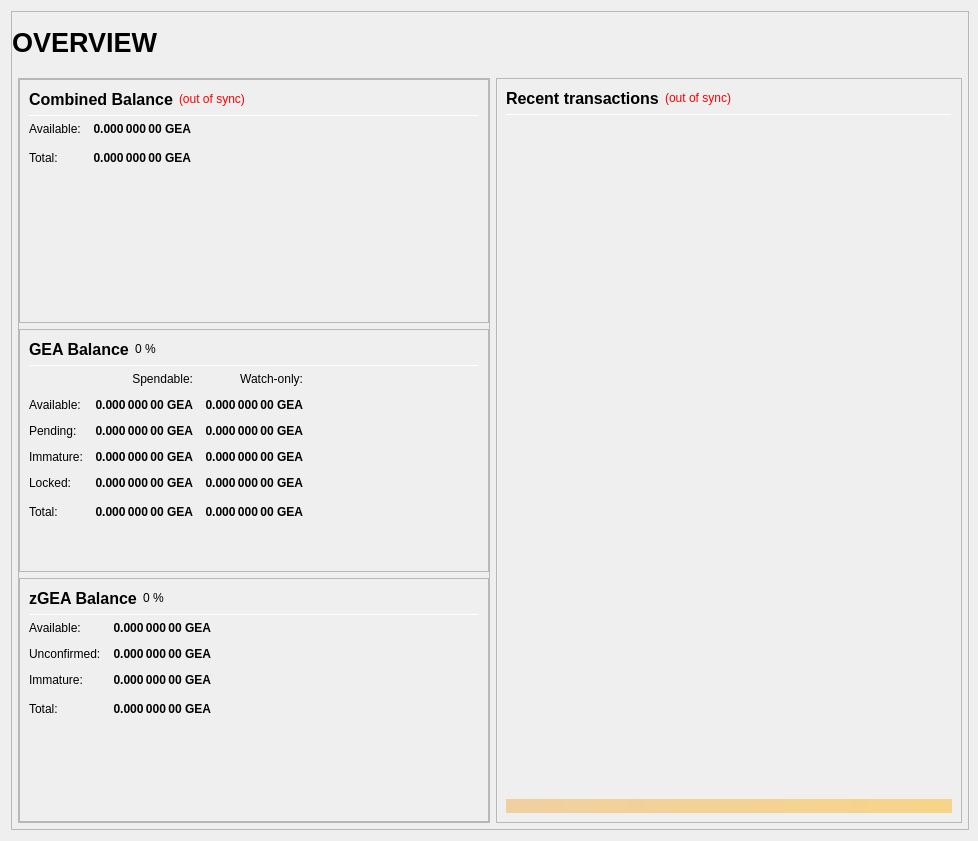
Old version of the form src/qt/forms/overviewpage.ui in the repository ygtars/geacoin.
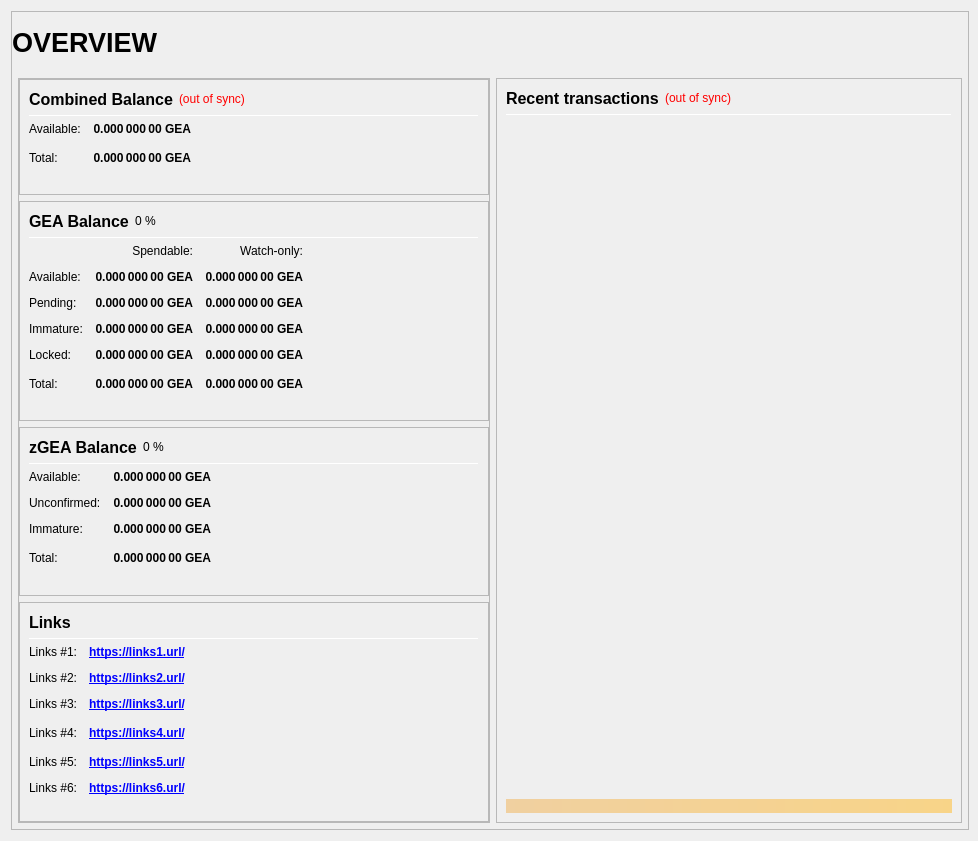
New version of the form.

Patch:
```diff
--- a/src/qt/forms/overviewpage.ui
+++ b/src/qt/forms/overviewpage.ui
@@ -200,7 +200,7 @@
                  <property name="frameShadow">
                   <enum>QFrame::Raised</enum>
                  </property>
-                 <layout class="QVBoxLayout" name="verticalLayout" stretch="0,0,0">
+                 <layout class="QVBoxLayout" name="verticalLayout" stretch="0,0,0,0">
                   <property name="leftMargin">
                    <number>0</number>
                   </property>
@@ -1061,6 +1061,266 @@
                     </layout>
                    </widget>
                   </item>
+                  <item>
+                   <widget class="QFrame" name="frame_Links">
+                    <property name="frameShape">
+                     <enum>QFrame::StyledPanel</enum>
+                    </property>
+                    <property name="frameShadow">
+                     <enum>QFrame::Raised</enum>
+                    </property>
+                    <layout class="QVBoxLayout" name="verticalLayout_Links">
+                     <item>
+                      <layout class="QHBoxLayout" name="horizontalLayout_Links_1" stretch="0,0">
+                       <item>
+                        <widget class="QLabel" name="label_Links_title">
+                         <property name="minimumSize">
+                          <size>
+                           <width>0</width>
+                           <height>20</height>
+                          </size>
+                         </property>
+                         <property name="font">
+                          <font>
+                           <pointsize>12</pointsize>
+                           <weight>75</weight>
+                           <bold>true</bold>
+                          </font>
+                         </property>
+                         <property name="text">
+                          <string>Links</string>
+                         </property>
+                        </widget>
+                       </item>
+                       <item>
+                        <spacer name="horizontalSpacer_Links_1">
+                         <property name="orientation">
+                          <enum>Qt::Horizontal</enum>
+                         </property>
+                         <property name="sizeHint" stdset="0">
+                          <size>
+                           <width>40</width>
+                           <height>20</height>
+                          </size>
+                         </property>
+                        </spacer>
+                       </item>
+                      </layout>
+                     </item>
+                     <item>
+                      <widget class="Line" name="line_Links">
+                       <property name="minimumSize">
+                        <size>
+                         <width>0</width>
+                         <height>1</height>
+                        </size>
+                       </property>
+                       <property name="maximumSize">
+                        <size>
+                         <width>16777215</width>
+                         <height>1</height>
+                        </size>
+                       </property>
+                       <property name="orientation">
+                        <enum>Qt::Horizontal</enum>
+                       </property>
+                      </widget>
+                     </item>
+                     <item>
+                      <layout class="QGridLayout" name="gridLayout_Links">
+                       <property name="spacing">
+                        <number>12</number>
+                       </property>
+                       <item row="1" column="0">
+                        <widget class="QLabel" name="labelLinks1">
+                         <property name="text">
+                          <string>Links #1:</string>
+                         </property>
+                        </widget>
+                       </item>
+                       <item row="1" column="1">
+                        <widget class="QLabel" name="labelLinksUrl1">
+                         <property name="font">
+                          <font>
+                           <weight>75</weight>
+                           <bold>true</bold>
+                          </font>
+                         </property>
+                         <property name="text">
+                          <string notr="true">&lt;a href=&quot;https://links1.url/&quot;&gt;https://links1.url/&lt;/a&gt;</string>
+                         </property>
+                         <property name="textFormat">
+                          <enum>Qt::RichText</enum>
+                         </property>
+                         <property name="alignment">
+                          <set>Qt::AlignLeading|Qt::AlignLeft|Qt::AlignVCenter</set>
+                         </property>
+                         <property name="openExternalLinks">
+                          <bool>true</bool>
+                         </property>
+                        </widget>
+                       </item>
+                       <item row="2" column="0">
+                        <widget class="QLabel" name="labelLinks2">
+                         <property name="text">
+                          <string>Links #2:</string>
+                         </property>
+                        </widget>
+                       </item>
+                       <item row="2" column="1">
+                        <widget class="QLabel" name="labelLinksUrl2">
+                         <property name="font">
+                          <font>
+                           <weight>75</weight>
+                           <bold>true</bold>
+                          </font>
+                         </property>
+                         <property name="text">
+                          <string notr="true">&lt;a href=&quot;https://links2.url/&quot;&gt;https://links2.url/&lt;/a&gt;</string>
+                         </property>
+                         <property name="alignment">
+                          <set>Qt::AlignLeading|Qt::AlignLeft|Qt::AlignVCenter</set>
+                         </property>
+                         <property name="openExternalLinks">
+                          <bool>true</bool>
+                         </property>
+                        </widget>
+                       </item>
+                       <item row="3" column="0">
+                        <widget class="QLabel" name="labelLinks3">
+                         <property name="text">
+                          <string>Links #3:</string>
+                         </property>
+                        </widget>
+                       </item>
+                       <item row="3" column="1">
+                        <widget class="QLabel" name="labelLinksUrl3">
+                         <property name="font">
+                          <font>
+                           <weight>75</weight>
+                           <bold>true</bold>
+                          </font>
+                         </property>
+                         <property name="text">
+                          <string notr="true">&lt;a href=&quot;https://links3.url/&quot;&gt;https://links3.url/&lt;/a&gt;</string>
+                         </property>
+                         <property name="alignment">
+                           <set>Qt::AlignLeading|Qt::AlignLeft|Qt::AlignVCenter</set>
+                         </property>
+                         <property name="openExternalLinks">
+                          <bool>true</bool>
+                         </property>
+                        </widget>
+                       </item>
+                       <item row="4" column="0">
+                        <widget class="QLabel" name="labelLinks4">
+                         <property name="text">
+                          <string>Links #4:</string>
+                         </property>
+                        </widget>
+                       </item>
+                       <item row="4" column="1">
+                        <widget class="QLabel" name="labelLinksUrl4">
+                         <property name="font">
+                          <font>
+                           <weight>75</weight>
+                           <bold>true</bold>
+                          </font>
+                         </property>
+                         <property name="text">
+                          <string notr="true">&lt;a href=&quot;https://links4.url/&quot;&gt;https://links4.url/&lt;/a&gt;</string>
+                         </property>
+                         <property name="alignment">
+                           <set>Qt::AlignLeading|Qt::AlignLeft|Qt::AlignVCenter</set>
+                         </property>
+                         <property name="openExternalLinks">
+                          <bool>true</bool>
+                         </property>
+                        </widget>
+                       </item>
+                       <item row="4" column="2">
+                        <spacer name="horizontalSpacer_Links_2">
+                         <property name="orientation">
+                          <enum>Qt::Horizontal</enum>
+                         </property>
+                         <property name="sizeHint" stdset="0">
+                          <size>
+                           <width>40</width>
+                           <height>20</height>
+                          </size>
+                         </property>
+                        </spacer>
+                       </item>
+                       <item row="5" column="0">
+                        <widget class="QLabel" name="labelLinks5">
+                         <property name="text">
+                          <string>Links #5:</string>
+                         </property>
+                        </widget>
+                       </item>
+                       <item row="5" column="1">
+                        <widget class="QLabel" name="labelLinksUrl5">
+                         <property name="font">
+                          <font>
+                           <weight>75</weight>
+                           <bold>true</bold>
+                          </font>
+                         </property>
+                         <property name="text">
+                          <string notr="true">&lt;a href=&quot;https://links5.url/&quot;&gt;https://links5.url/&lt;/a&gt;</string>
+                         </property>
+                         <property name="alignment">
+                           <set>Qt::AlignLeading|Qt::AlignLeft|Qt::AlignVCenter</set>
+                         </property>
+                         <property name="openExternalLinks">
+                          <bool>true</bool>
+                         </property>
+                        </widget>
+                       </item>
+                       <item row="6" column="0">
+                        <widget class="QLabel" name="labelLinks6">
+                         <property name="text">
+                          <string>Links #6:</string>
+                         </property>
+                        </widget>
+                       </item>
+                       <item row="6" column="1">
+                        <widget class="QLabel" name="labelLinksUrl6">
+                         <property name="font">
+                          <font>
+                           <weight>75</weight>
+                           <bold>true</bold>
+                          </font>
+                         </property>
+                         <property name="text">
+                          <string notr="true">&lt;a href=&quot;https://links6.url/&quot;&gt;https://links6.url/&lt;/a&gt;</string>
+                         </property>
+                         <property name="alignment">
+                           <set>Qt::AlignLeading|Qt::AlignLeft|Qt::AlignVCenter</set>
+                         </property>
+                         <property name="openExternalLinks">
+                          <bool>true</bool>
+                         </property>
+                        </widget>
+                       </item>
+                      </layout>
+                     </item>
+                     <item>
+                      <spacer name="verticalSpacer_4">
+                       <property name="orientation">
+                        <enum>Qt::Vertical</enum>
+                       </property>
+                       <property name="sizeHint" stdset="0">
+                        <size>
+                         <width>20</width>
+                         <height>40</height>
+                        </size>
+                       </property>
+                      </spacer>
+                     </item>
+                    </layout>
+                   </widget>
+                  </item>
                  </layout>
                 </widget>
                </item>
```
